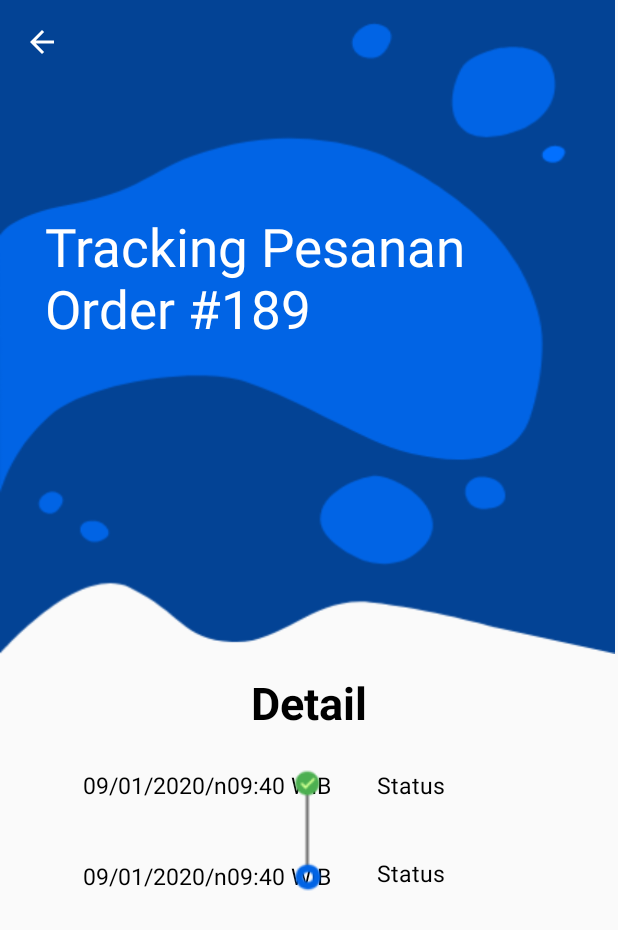
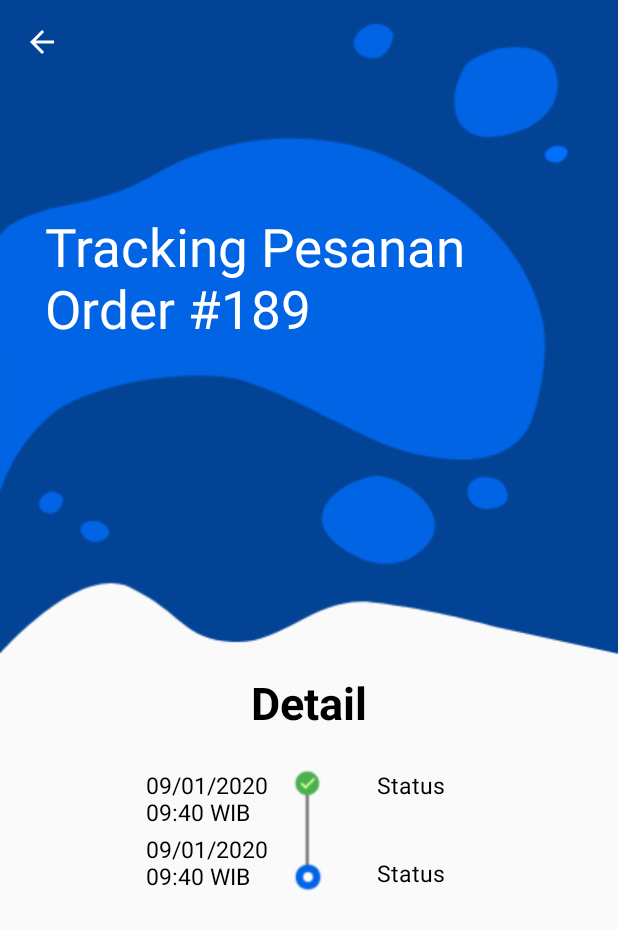
Before and after one commit to Sekigahara/cuci.in-android, an Android app: the Tracking screen opened directly, with no data from a screen before it, on a phone screen of 412 x 824 dp. Shown: the top 930 px of the screen. Run offline under Robolectric (Android 15) with nearby library versions, the phone set to English and light mode, and no system bars; Roboto replaces fonts that are not available here.

Commit message:
Tracking View

```diff
--- a/app/build.gradle
+++ b/app/build.gradle
@@ -26,6 +26,7 @@ dependencies {
     implementation fileTree(dir: "libs", include: ["*.jar"])
     implementation 'androidx.appcompat:appcompat:1.2.0'
     implementation 'androidx.constraintlayout:constraintlayout:2.0.4'
+    implementation 'androidx.recyclerview:recyclerview:1.1.0'
     testImplementation 'junit:junit:4.12'
     androidTestImplementation 'androidx.test.ext:junit:1.1.2'
     androidTestImplementation 'androidx.test.espresso:espresso-core:3.3.0'
--- a/app/src/main/AndroidManifest.xml
+++ b/app/src/main/AndroidManifest.xml
@@ -9,7 +9,7 @@
         android:roundIcon="@mipmap/ic_launcher_round"
         android:supportsRtl="true"
         android:theme="@style/AppTheme">
-        <activity android:name=".Tracking"></activity>
+        <activity android:name=".activity.modul.tracking.Tracking"></activity>
         <activity android:name=".activity.modul.login.LoginActivity">
             <intent-filter>
                 <action android:name="android.intent.action.MAIN" />
--- a/app/src/main/java/com/example/cuciin_android/Tracking.java
+++ b/app/src/main/java/com/example/cuciin_android/activity/modul/tracking/Tracking.java
@@ -1,8 +1,10 @@
-package com.example.cuciin_android;
+package com.example.cuciin_android.activity.modul.tracking;
 
 import androidx.appcompat.app.AppCompatActivity;
 
 import android.os.Bundle;
+
+import com.example.cuciin_android.R;
 
 public class Tracking extends AppCompatActivity {
 
--- a/app/src/main/res/drawable/icon_filter.xml
+++ /dev/null
@@ -1,5 +0,0 @@
-<item
-    android:drawable="@"
-    android:width="@dimen/icon_size"
-    android:height="@dimen/icon_size"
-    />
--- a/app/src/main/res/layout/activity_tracking.xml
+++ b/app/src/main/res/layout/activity_tracking.xml
@@ -4,11 +4,11 @@
     xmlns:tools="http://schemas.android.com/tools"
     android:layout_width="match_parent"
     android:layout_height="match_parent"
-    tools:context=".Tracking">
+    tools:context=".activity.modul.tracking.Tracking">
 
     <View
         android:id="@+id/view"
-        android:layout_width="410dp"
+        android:layout_width="match_parent"
         android:layout_height="436dp"
         android:background="@drawable/tracking"
         app:layout_constraintEnd_toEndOf="parent"
@@ -29,8 +29,6 @@
         app:layout_constraintStart_toStartOf="@+id/view"
         app:layout_constraintTop_toTopOf="@+id/view"
         app:layout_constraintVertical_bias="0.415" />
-
-    <include layout="@layout/toolbar" />
 
     <TextView
         android:id="@+id/textView5"
@@ -110,4 +108,6 @@
         app:layout_constraintTop_toBottomOf="@+id/textView5"
         app:srcCompat="@drawable/timeline" />
 
+    <include layout="@layout/toolbar" />
+
 </androidx.constraintlayout.widget.ConstraintLayout>
--- a/app/src/main/res/values/strings.xml
+++ b/app/src/main/res/values/strings.xml
@@ -18,6 +18,6 @@
     <string name="sort_by">sort by</string>
     <string name="tracking">Tracking Pesanan\nOrder #189</string>
     <string name="detail">Detail</string>
-    <string name="time">09/01/2020/n09:40 WIB</string>
+    <string name="time">09/01/2020\n09:40 WIB</string>
     <string name="status">Status</string>
 </resources>
```
